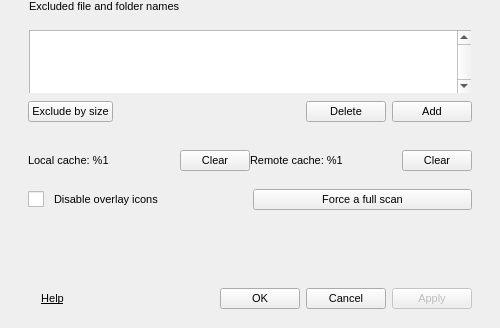
This is src/MEGASync/gui/win/SettingsDialog.ui in meganz/MEGAsync as Qt 5 draws it before an edit; both pictures show x 0 to 500 and y 205 to 533 of the 500 by 533 pixel window. The edited form follows.
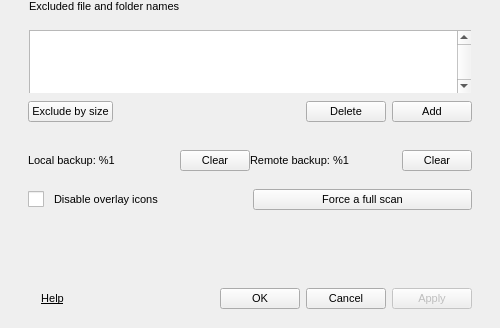
This is the edited form. The open tabs and pages were chosen to show the change. Icons and pictures are not drawn.

Commit message: Changed cache to backup SDK update

```diff
--- a/src/MEGASync/gui/win/SettingsDialog.ui
+++ b/src/MEGASync/gui/win/SettingsDialog.ui
@@ -3000,7 +3000,7 @@
                 <enum>Qt::StrongFocus</enum>
                </property>
                <property name="text">
-                <string>Local cache: %1</string>
+                <string>Local backup: %1</string>
                </property>
                <property name="margin">
                 <number>2</number>
@@ -3081,7 +3081,7 @@
                 <enum>Qt::StrongFocus</enum>
                </property>
                <property name="text">
-                <string>Remote cache: %1</string>
+                <string>Remote backup: %1</string>
                </property>
                <property name="margin">
                 <number>10</number>
```
The commit also changes 3 other files.
